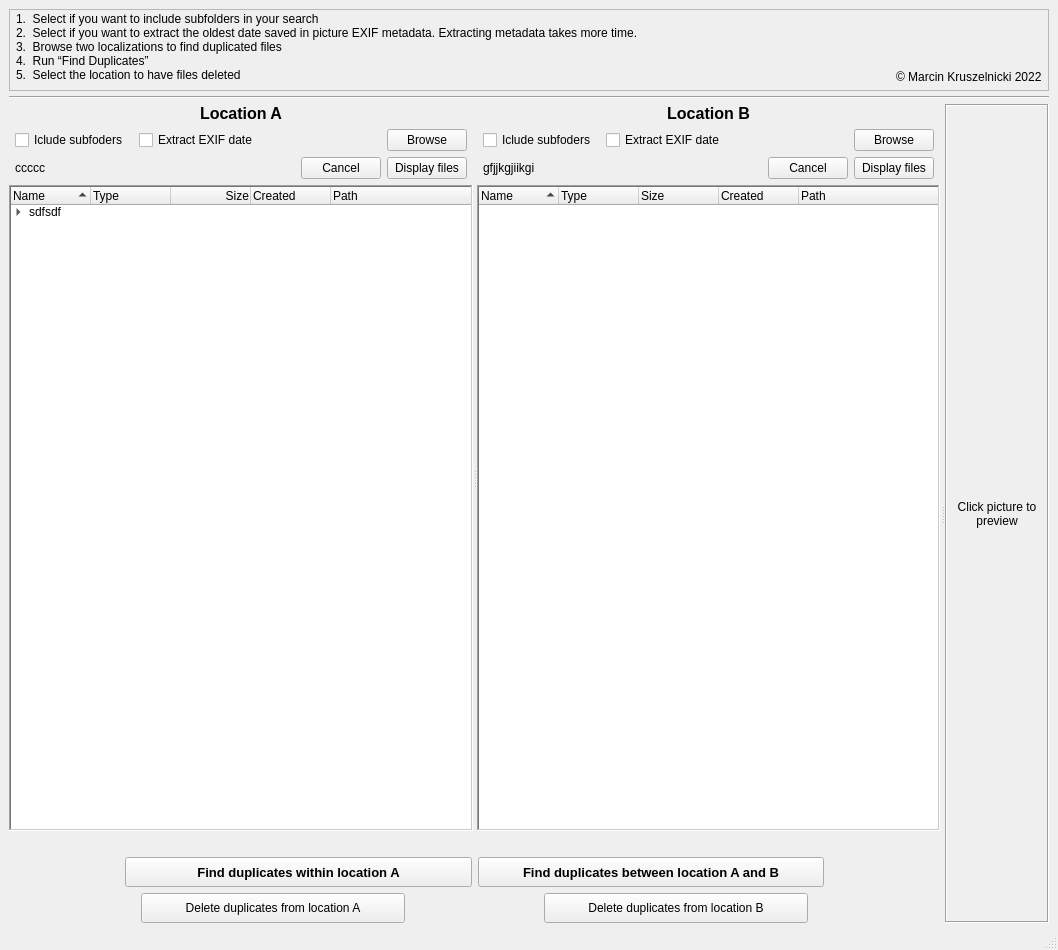
Qt form GUI.ui (Zwornik/2202_File_manag) before a commit.
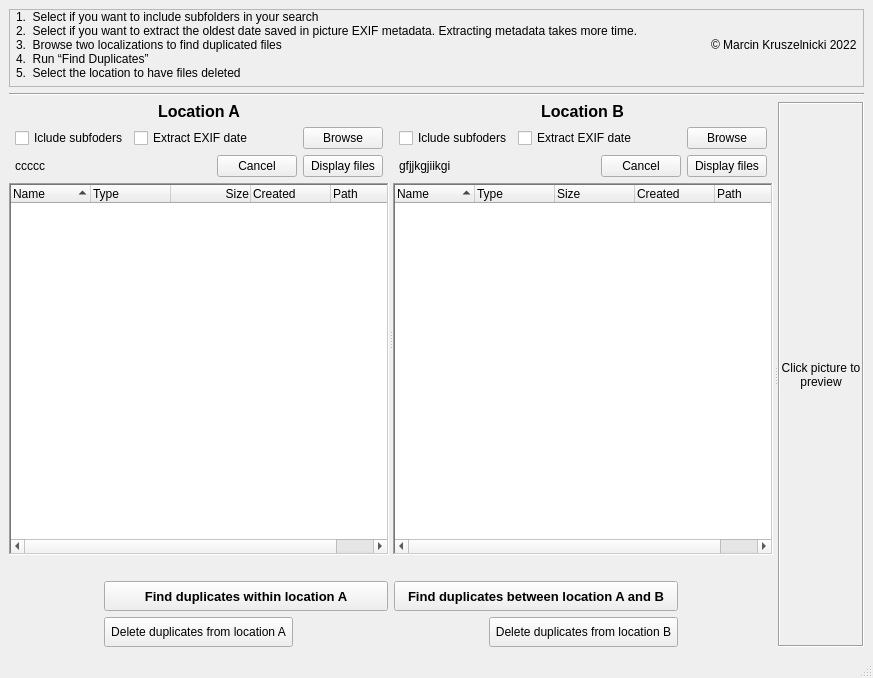
The same form after that commit.

Commit message: END OF THE PATH. App based on QTreeWidgets reflecting local file structure saved in two lists seems to overcomplicated takeing into account that QT provides of the shelf QFileSystemModel() model for data and QTreeView for its visual representation.

```diff
--- a/GUI.ui
+++ b/GUI.ui
@@ -9,8 +9,8 @@
    <rect>
     <x>0</x>
     <y>0</y>
-    <width>1058</width>
-    <height>950</height>
+    <width>873</width>
+    <height>678</height>
    </rect>
   </property>
   <property name="sizePolicy">
@@ -19,6 +19,11 @@
     <verstretch>0</verstretch>
    </sizepolicy>
   </property>
+  <property name="font">
+   <font>
+    <pointsize>9</pointsize>
+   </font>
+  </property>
   <property name="windowTitle">
    <string>File Duplicates Editor</string>
   </property>
@@ -29,9 +34,9 @@
    <enum>QTabWidget::Rounded</enum>
   </property>
   <widget class="QWidget" name="centralwidget">
-   <layout class="QVBoxLayout" name="verticalLayout_4">
+   <layout class="QVBoxLayout" name="verticalLayout_5">
     <property name="spacing">
-     <number>5</number>
+     <number>6</number>
     </property>
     <property name="leftMargin">
      <number>9</number>
@@ -39,13 +44,12 @@
     <property name="rightMargin">
      <number>9</number>
     </property>
-    <property name="bottomMargin">
-     <number>5</number>
-    </property>
+    <item>
+     <layout class="QVBoxLayout" name="verticalLayout_4" stretch="1,0,10">
     <item>
      <widget class="QFrame" name="frame">
       <property name="sizePolicy">
-       <sizepolicy hsizetype="Preferred" vsizetype="Maximum">
+         <sizepolicy hsizetype="Preferred" vsizetype="Minimum">
         <horstretch>0</horstretch>
         <verstretch>0</verstretch>
        </sizepolicy>
@@ -53,7 +57,7 @@
       <property name="maximumSize">
        <size>
         <width>16777215</width>
-        <height>82</height>
+          <height>16777215</height>
        </size>
       </property>
       <property name="frameShape">
@@ -78,7 +82,7 @@
        <property name="bottomMargin">
         <number>6</number>
        </property>
-       <item alignment="Qt::AlignVCenter">
+         <item>
         <widget class="QLabel" name="label_7">
          <property name="sizePolicy">
           <sizepolicy hsizetype="Expanding" vsizetype="Maximum">
@@ -95,7 +99,7 @@
          <property name="maximumSize">
           <size>
            <width>15000</width>
-           <height>78</height>
+             <height>15000</height>
           </size>
          </property>
          <property name="text">
@@ -122,7 +126,7 @@
          </property>
         </widget>
        </item>
-       <item alignment="Qt::AlignBottom">
+         <item>
         <widget class="QLabel" name="label_12">
          <property name="text">
           <string>© Marcin Kruszelnicki 2022</string>
@@ -147,6 +151,12 @@
         <verstretch>0</verstretch>
        </sizepolicy>
       </property>
+        <property name="minimumSize">
+         <size>
+          <width>0</width>
+          <height>500</height>
+         </size>
+        </property>
       <property name="autoFillBackground">
        <bool>false</bool>
       </property>
@@ -440,7 +450,7 @@
                <number>15</number>
               </property>
               <property name="rootIsDecorated">
-               <bool>true</bool>
+                 <bool>false</bool>
               </property>
               <property name="uniformRowHeights">
                <bool>true</bool>
@@ -515,36 +525,6 @@
                 <string>Path</string>
                </property>
               </column>
-              <item>
-               <property name="text">
-                <string>sdfsdf</string>
-               </property>
-               <item>
-                <property name="text">
-                 <string>fsdfsdf</string>
-                </property>
-                <item>
-                 <property name="text">
-                  <string>ddd</string>
-                 </property>
-                </item>
-                <item>
-                 <property name="text">
-                  <string>ccc</string>
-                 </property>
-                </item>
-                <item>
-                 <property name="text">
-                  <string>bbb</string>
-                 </property>
-                </item>
-                <item>
-                 <property name="text">
-                  <string>aaa</string>
-                 </property>
-                </item>
-               </item>
-              </item>
              </widget>
             </item>
             <item>
@@ -610,6 +590,30 @@
               </item>
               <item>
                <widget class="QCheckBox" name="find_EXIF_B">
+                  <property name="sizePolicy">
+                   <sizepolicy hsizetype="Minimum" vsizetype="Fixed">
+                    <horstretch>0</horstretch>
+                    <verstretch>0</verstretch>
+                   </sizepolicy>
+                  </property>
+                  <property name="maximumSize">
+                   <size>
+                    <width>16777215</width>
+                    <height>16777215</height>
+                   </size>
+                  </property>
+                  <property name="sizeIncrement">
+                   <size>
+                    <width>0</width>
+                    <height>0</height>
+                   </size>
+                  </property>
+                  <property name="baseSize">
+                   <size>
+                    <width>0</width>
+                    <height>0</height>
+                   </size>
+                  </property>
                 <property name="cursor">
                  <cursorShape>PointingHandCursor</cursorShape>
                 </property>
@@ -926,7 +930,7 @@
          </layout>
         </item>
         <item>
-         <layout class="QHBoxLayout" name="horizontalLayout_7" stretch="1,2,1,2,1">
+           <layout class="QHBoxLayout" name="horizontalLayout_7" stretch="1,2,2,2,1">
           <item>
            <spacer name="horizontalSpacer_4">
             <property name="orientation">
@@ -948,10 +952,16 @@
               <verstretch>0</verstretch>
              </sizepolicy>
             </property>
+              <property name="minimumSize">
+               <size>
+                <width>0</width>
+                <height>30</height>
+               </size>
+              </property>
             <property name="maximumSize">
              <size>
               <width>16777215</width>
-              <height>30</height>
+                <height>16777215</height>
              </size>
             </property>
             <property name="cursor">
@@ -989,10 +999,16 @@
               <verstretch>0</verstretch>
              </sizepolicy>
             </property>
+              <property name="minimumSize">
+               <size>
+                <width>0</width>
+                <height>30</height>
+               </size>
+              </property>
             <property name="maximumSize">
              <size>
               <width>16777215</width>
-              <height>30</height>
+                <height>16777215</height>
              </size>
             </property>
             <property name="cursor">
@@ -1062,6 +1078,8 @@
        </property>
       </widget>
      </widget>
+      </item>
+     </layout>
     </item>
    </layout>
   </widget>
```
Left out of the diff: 22 changed lines with no effect on the pictures. Lines whose indentation alone changed are shown as unchanged. The commit also changes 2 other files.
